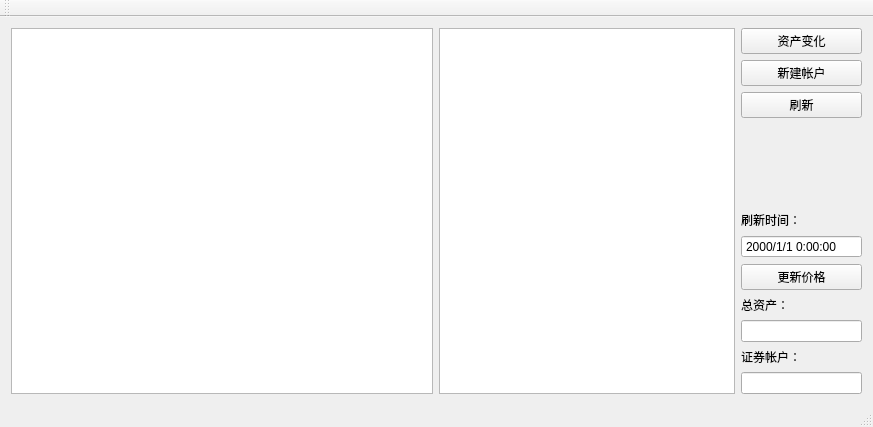
Imrono/myFinance, file myFinanceMainWindow.ui: the form before one commit.
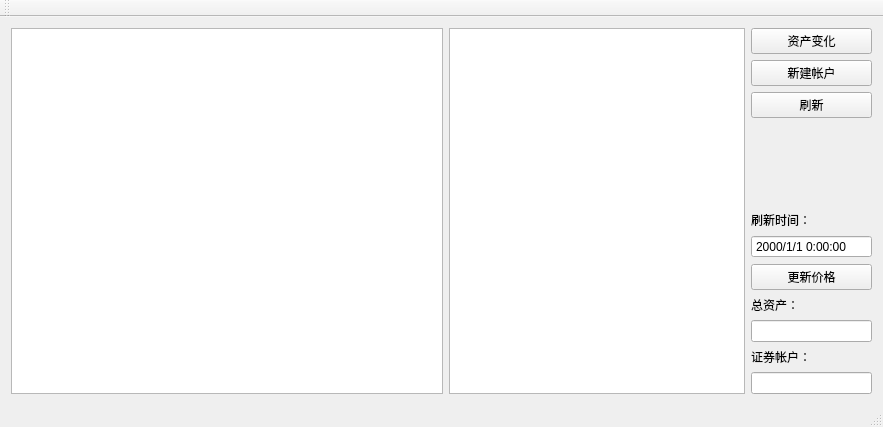
The form after the commit.

```diff
--- a/myFinanceMainWindow.ui
+++ b/myFinanceMainWindow.ui
@@ -6,7 +6,7 @@
    <rect>
     <x>0</x>
     <y>0</y>
-    <width>873</width>
+    <width>883</width>
     <height>427</height>
    </rect>
   </property>
@@ -170,7 +170,7 @@
         </property>
         <property name="minimumSize">
          <size>
-          <width>422</width>
+          <width>432</width>
           <height>0</height>
          </size>
         </property>
```
Left out of the diff: 2 changed lines with no effect on the pictures.
